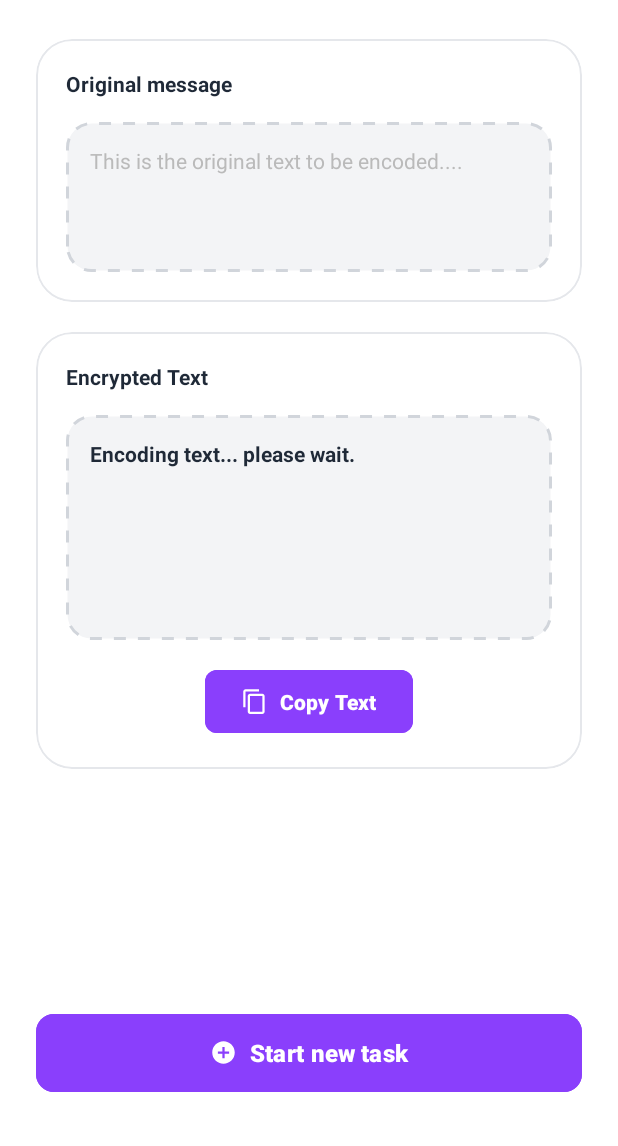
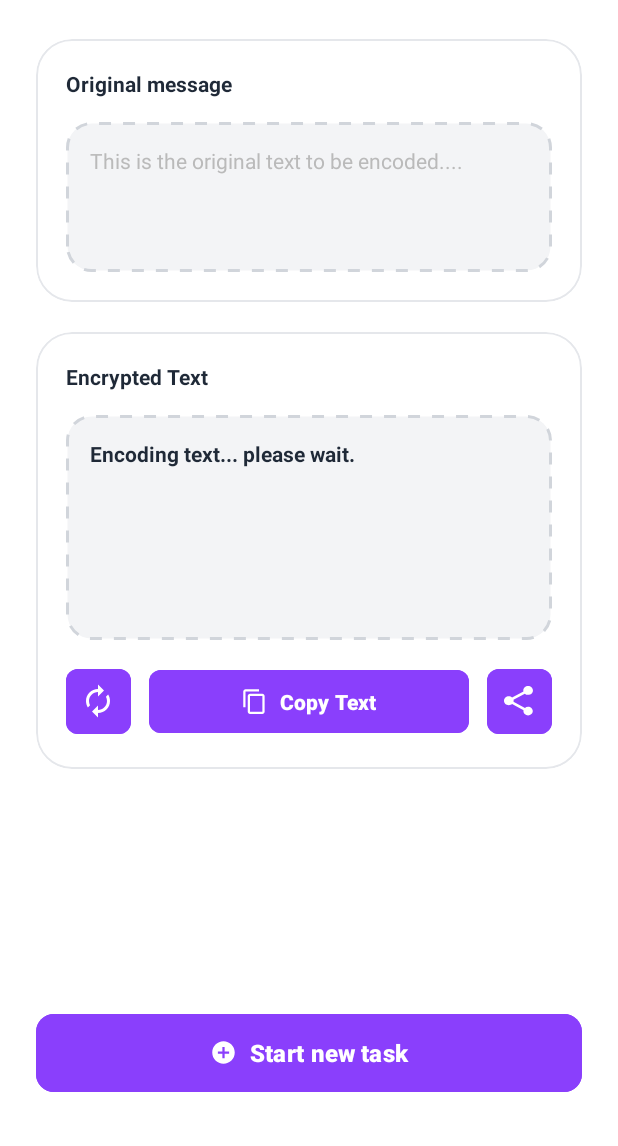
Before and after one commit to Leigh-Dela-Cruz/Kubli, an Android app: the layout activity_encodetext.xml on its own in the app's theme, with its tools: preview values and no code run, on a phone screen of 412 x 824 dp, the part 90-1236 px from its top. Run offline under Robolectric (Android 15) with nearby library versions, the light colour scheme and no system bars; network calls fail.

Commit message:
UI Update: Added two new buttons in Encode Text interface

```diff
--- /dev/null
+++ b/app/src/main/res/drawable/ic_refresh.xml
@@ -0,0 +1,13 @@
+<vector xmlns:android="http://schemas.android.com/apk/res/android"
+    android:width="30dp"
+    android:height="29dp"
+    android:viewportWidth="30"
+    android:viewportHeight="29">
+  <group>
+    <clip-path
+        android:pathData="M0,0h30v29h-30z"/>
+    <path
+        android:pathData="M15,7.25V10.875L20,6.042L15,1.208V4.833C9.475,4.833 5,9.159 5,14.5C5,16.397 5.575,18.161 6.55,19.647L8.375,17.883C7.813,16.88 7.5,15.72 7.5,14.5C7.5,10.5 10.863,7.25 15,7.25ZM23.45,9.352L21.625,11.117C22.175,12.132 22.5,13.28 22.5,14.5C22.5,18.5 19.138,21.75 15,21.75V18.125L10,22.958L15,27.792V24.167C20.525,24.167 25,19.841 25,14.5C25,12.603 24.425,10.839 23.45,9.352V9.352Z"
+        android:fillColor="#ffffff"/>
+  </group>
+</vector>
--- /dev/null
+++ b/app/src/main/res/drawable/ic_share.xml
@@ -0,0 +1,9 @@
+<vector xmlns:android="http://schemas.android.com/apk/res/android"
+    android:width="21dp"
+    android:height="22dp"
+    android:viewportWidth="21"
+    android:viewportHeight="22">
+  <path
+      android:pathData="M16.875,15.253C16.02,15.253 15.255,15.578 14.67,16.087L6.649,11.592C6.705,11.342 6.75,11.093 6.75,10.833C6.75,10.573 6.705,10.324 6.649,10.075L14.58,5.622C15.188,6.164 15.986,6.5 16.875,6.5C18.743,6.5 20.25,5.048 20.25,3.25C20.25,1.452 18.743,0 16.875,0C15.007,0 13.5,1.452 13.5,3.25C13.5,3.51 13.545,3.759 13.601,4.008L5.67,8.461C5.063,7.919 4.264,7.583 3.375,7.583C1.508,7.583 0,9.035 0,10.833C0,12.632 1.508,14.083 3.375,14.083C4.264,14.083 5.063,13.748 5.67,13.206L13.68,17.712C13.624,17.94 13.59,18.178 13.59,18.417C13.59,20.161 15.064,21.58 16.875,21.58C18.686,21.58 20.16,20.161 20.16,18.417C20.16,16.673 18.686,15.253 16.875,15.253Z"
+      android:fillColor="#ffffff"/>
+</vector>
--- a/app/src/main/res/layout/activity_encodetext.xml
+++ b/app/src/main/res/layout/activity_encodetext.xml
@@ -135,10 +135,34 @@
                     android:textStyle="bold"/>
             </LinearLayout>
 
+            <LinearLayout
+                android:layout_width="match_parent"
+                android:layout_height="wrap_content"
+                android:orientation="horizontal"
+                android:gravity="center"
+                android:layout_marginTop="16dp">
+
+                <com.google.android.material.button.MaterialButton
+                    android:id="@+id/btnRefresh"
+                    android:layout_width="43dp"
+                    android:layout_height="43dp"
+                    android:insetTop="0dp"
+                    android:insetBottom="0dp"
+                    android:padding="0dp"
+                    app:icon="@drawable/ic_refresh"
+                    app:iconTint="@color/white"
+                    app:iconPadding="0dp"
+                    app:iconGravity="textStart"
+                    app:iconSize="24dp"
+                    android:backgroundTint="#8A3FFC"
+                    app:cornerRadius="8dp" />
+
                 <com.google.android.material.button.MaterialButton
                     android:id="@+id/btnCopyText"
-                android:layout_width="wrap_content"
+                    android:layout_width="0dp"
                     android:layout_height="50dp"
+                    android:layout_weight="1"
+                    android:layout_marginHorizontal="12dp"
                     android:text="Copy Text"
                     android:textAllCaps="false"
                     android:textSize="14sp"
@@ -147,10 +171,24 @@
                     app:icon="@drawable/ic_copy"
                     app:iconTint="@color/white"
                     app:iconGravity="textStart"
-                app:cornerRadius="8dp"
-                android:layout_marginTop="16dp"
-                android:layout_gravity="center_horizontal"/>
+                    app:cornerRadius="8dp" />
 
+                <com.google.android.material.button.MaterialButton
+                    android:id="@+id/btnShare"
+                    android:layout_width="43dp"
+                    android:layout_height="43dp"
+                    android:insetTop="0dp"
+                    android:insetBottom="0dp"
+                    android:padding="0dp"
+                    app:icon="@drawable/ic_share"
+                    app:iconTint="@color/white"
+                    app:iconPadding="0dp"
+                    app:iconGravity="textStart"
+                    app:iconSize="20dp"
+                    android:backgroundTint="#8A3FFC"
+                    app:cornerRadius="8dp" />
+
+            </LinearLayout>
         </LinearLayout>
     </com.google.android.material.card.MaterialCardView>
 
```
Lines whose indentation alone changed are shown as unchanged.
